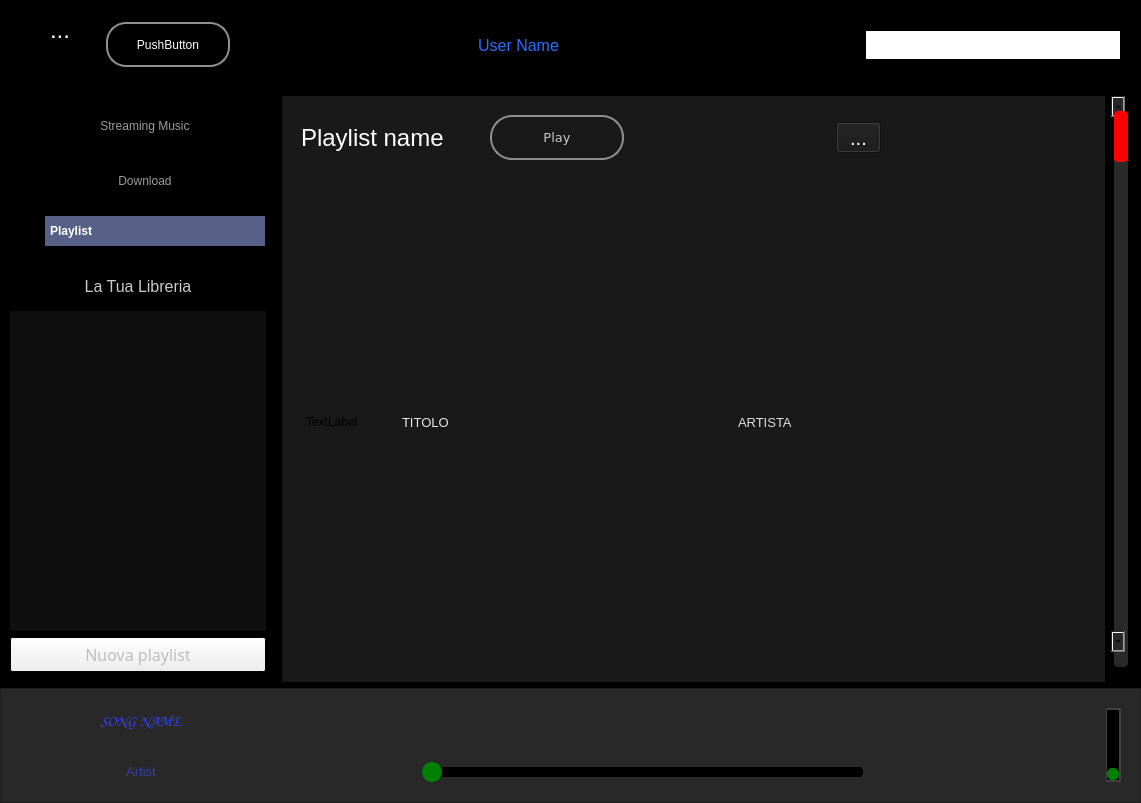
Before: the Qt Designer form gui/gui_main_player.ui in kekfic/mytunefy, drawn with Qt 5.
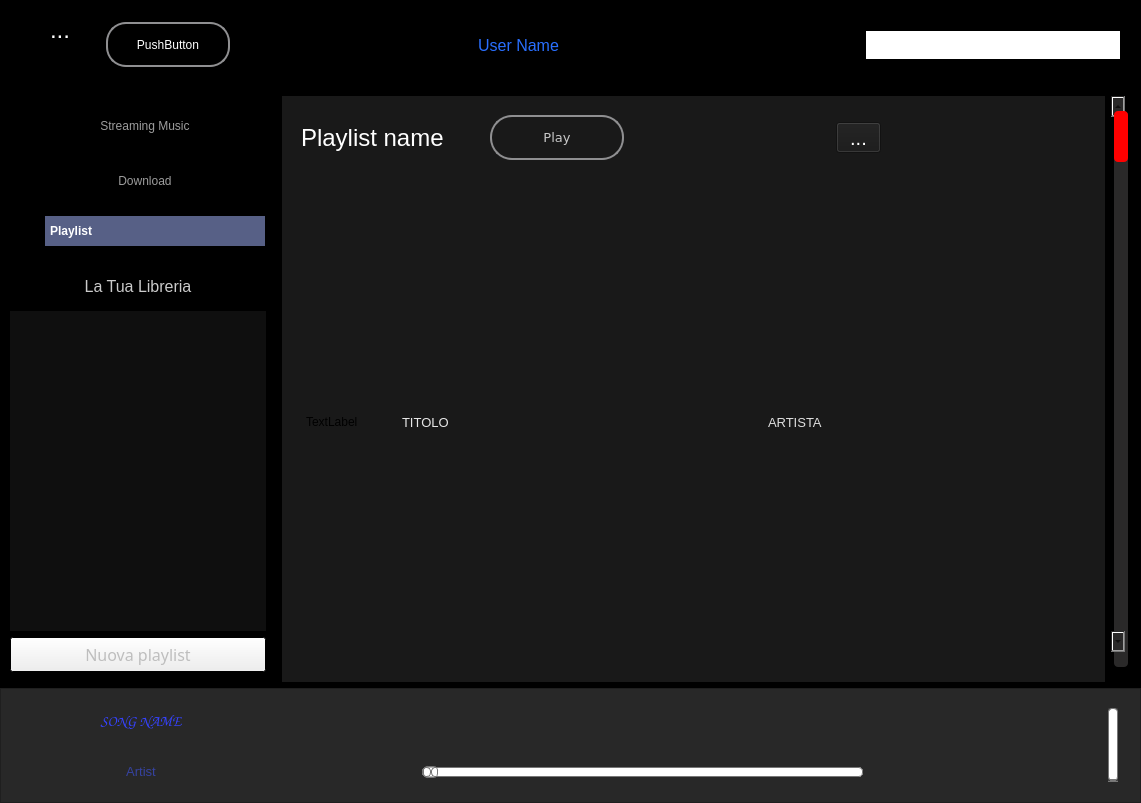
After: the same form once the commit is applied. Icons and pictures are not drawn.

```diff
--- a/gui/gui_main_player.ui
+++ b/gui/gui_main_player.ui
@@ -1985,7 +1985,7 @@
             <widget class="QLabel" name="title_label">
              <property name="minimumSize">
               <size>
-               <width>330</width>
+               <width>360</width>
                <height>0</height>
               </size>
              </property>
@@ -3287,22 +3287,64 @@
     min-height: 30px;
     max-height: 30px;
 }
-QSlider::groove:horizontal { 
-	background: black;
-	border: 0px solid #424242; 
-	height: 10px; 
-	border-radius: 4px;
+QSlider::groove:horizontal {
+border: 1px solid #bbb;
+background: white;
+height: 8px;
+border-radius: 4px;
 }
 
-QSlider::handle:horizontal { 
-	background-color: green; 
-	border: 2px solid green; 
-	width: 16px; 
-	height: 18px; 
-	line-height: 20px; 
-	margin-top: -5px; 
-	margin-bottom: -5px; 
-	border-radius: 10px; 
+QSlider::sub-page:horizontal {
+background: qlineargradient(x1: 0, y1: 0,    x2: 0, y2: 1,
+    stop: 0 #66e, stop: 1 #bbf);
+background: qlineargradient(x1: 0, y1: 0.2, x2: 1, y2: 1,
+    stop: 0 #bbf, stop: 1 #55f);
+border: 1px solid #777;
+height: 10px;
+border-radius: 4px;
+}
+
+QSlider::add-page:horizontal {
+background: #fff;
+border: 1px solid #777;
+height: 10px;
+border-radius: 4px;
+}
+
+QSlider::handle:horizontal {
+background: qlineargradient(x1:0, y1:0, x2:1, y2:1,
+    stop:0 #eee, stop:1 #ccc);
+border: 1px solid #777;
+width: 13px;
+margin-top: -2px;
+margin-bottom: -2px;
+border-radius: 4px;
+}
+
+QSlider::handle:horizontal:hover {
+background: qlineargradient(x1:0, y1:0, x2:1, y2:1,
+    stop:0 #fff, stop:1 #ddd);
+border: 1px solid #777;
+width: 13px;
+margin-top: -2px;
+margin-bottom: -2px;
+border-radius: 4px;
+}
+
+QSlider::sub-page:horizontal:disabled {
+background: #bbb;
+border-color: #999;
+}
+
+QSlider::add-page:horizontal:disabled {
+background: #eee;
+border-color: #999;
+}
+
+QSlider::handle:horizontal:disabled {
+background: #eee;
+border: 1px solid #aaa;
+border-radius: 4px;
 }</string>
               </property>
               <property name="sliderPosition">
@@ -3396,25 +3438,39 @@
     min-height: 90px;
     max-height: 90px;
 }
+QSlider::handle:vertiical {
+background: qlineargradient(x1:0, y1:0, x2:1, y2:1,
+    stop:0 #eee, stop:1 #ccc);
+border: 1px solid #777;
+width: 13px;
+margin-top: -2px;
+margin-bottom: -2px;
+border-radius: 4px;
+}
 
 QSlider::groove:vertical { 
 	background: black;
 	border: 2px solid #424242; 
 	height: 70px; 
-	width: 12px;
+	width: 6px;
 	border-radius: 2px;
 }
 
-QSlider::handle:vertical { 
-	background-color: green; 
-	border: 1px solid green; 
-	width: 12px; 
-	height: 10px; 
-	line-height: 20px; 
-	margin-top: -10px; 
-	margin-bottom: +0px; 
-	border-radius: 5px; 
-}</string>
+QSlider::sub-page:vertical {
+background: #fff;
+border: 1px solid #777;
+border-radius: 4px;
+}
+QSlider::add-page:vertical {
+background: qlineargradient(x1: 0, y1: 0,    x2: 0, y2: 1,
+    stop: 0 #66e, stop: 1 #bbf);
+background: qlineargradient(x1: 0, y1: 0.2, x2: 1, y2: 1,
+    stop: 0 #bbf, stop: 1 #55f);
+border: 1px solid #777;
+height: 10px;
+border-radius: 4px;
+}
+</string>
               </property>
               <property name="orientation">
                <enum>Qt::Vertical</enum>
```
Left out of the diff: 14 changed lines with no effect on the pictures.
